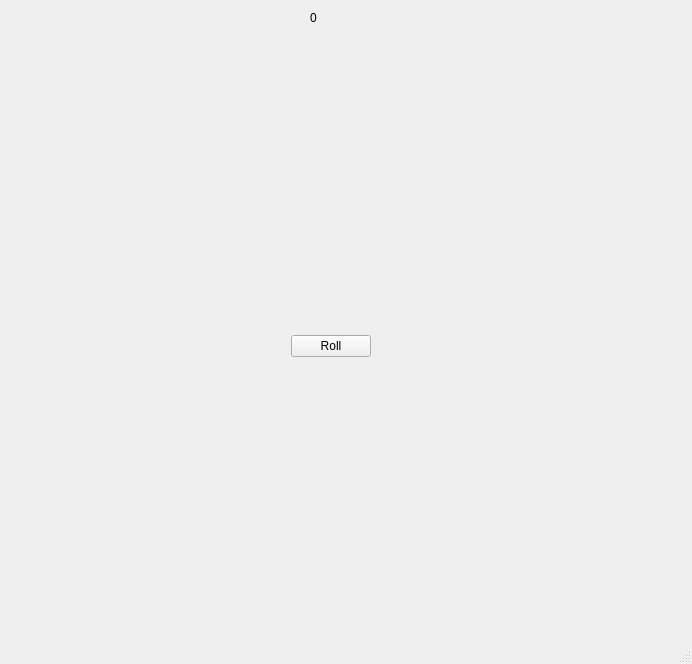
Above: CrapsMainWindow.ui from SNHU-CETA-CSE/crapsnqt-aaliyahortiz26 before the change. Below: the same form after it.
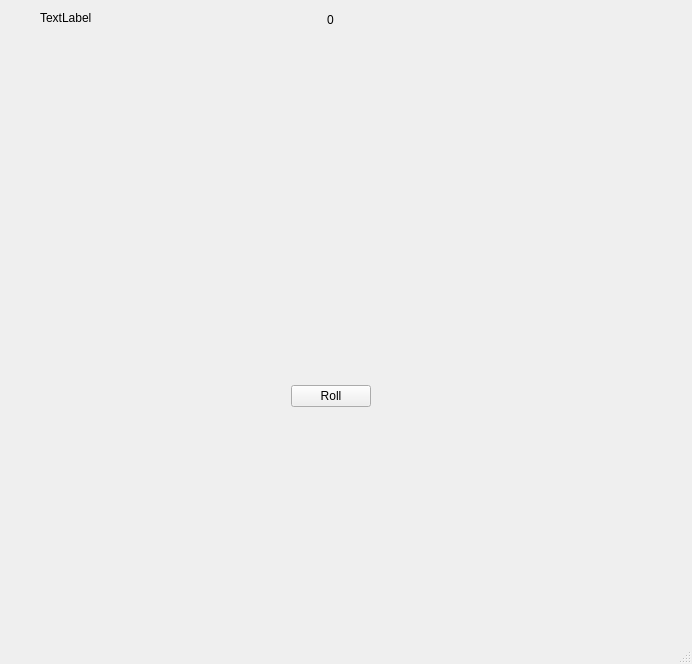
That is the form after the change. Icons and pictures are not drawn.

Commit message: made edits to CrapsMainWindow and to craps

Diff of the .ui file:
```diff
--- a/CrapsMainWindow.ui
+++ b/CrapsMainWindow.ui
@@ -17,10 +17,10 @@
    <widget class="QLabel" name="currentBankValueUI">
     <property name="geometry">
      <rect>
-      <x>310</x>
+      <x>327</x>
       <y>10</y>
-      <width>58</width>
-      <height>16</height>
+      <width>41</width>
+      <height>20</height>
      </rect>
     </property>
     <property name="text">
@@ -31,7 +31,7 @@
     <property name="geometry">
      <rect>
       <x>70</x>
-      <y>100</y>
+      <y>150</y>
       <width>518</width>
       <height>182</height>
      </rect>
@@ -102,7 +102,7 @@
     <property name="geometry">
      <rect>
       <x>250</x>
-      <y>330</y>
+      <y>380</y>
       <width>162</width>
       <height>32</height>
      </rect>
@@ -143,6 +143,19 @@
      </item>
     </layout>
    </widget>
+   <widget class="QLabel" name="winsValueUI">
+    <property name="geometry">
+     <rect>
+      <x>40</x>
+      <y>10</y>
+      <width>58</width>
+      <height>16</height>
+     </rect>
+    </property>
+    <property name="text">
+     <string>TextLabel</string>
+    </property>
+   </widget>
   </widget>
   <widget class="QMenuBar" name="menubar">
    <property name="geometry">
```
The commit also changes 2 other files.
